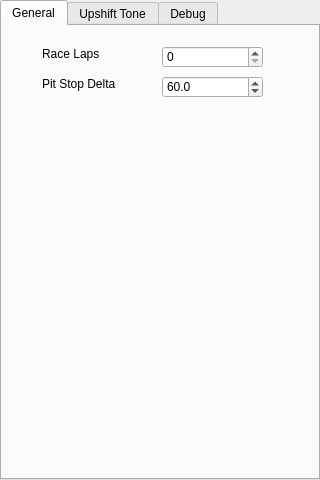
Before: the Qt Designer form gui/iDDUgui.ui in MarcMatten/iDDU, drawn with Qt 5.
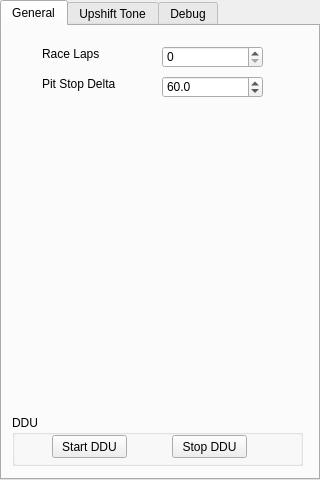
After: the same form once the commit is applied. The open tabs and pages were chosen to show the change.

Commit message: - upshift tone as separate module and thread in functionalities - upshift Tone only played when Throttle > 0.9 - some GUI structure clean-up - added time-stamp to console outout - iDDU starts on 2nd screen in corrwcet position - corrected remaining laps calculation and fuel to add - background colour as functions of difference to pit speed limit when on pit road

```diff
--- a/gui/iDDUgui.ui
+++ b/gui/iDDUgui.ui
@@ -105,6 +105,45 @@
       <number>1</number>
      </property>
     </widget>
+    <widget class="QGroupBox" name="groupBox_2">
+     <property name="geometry">
+      <rect>
+       <x>10</x>
+       <y>389</y>
+       <width>291</width>
+       <height>51</height>
+      </rect>
+     </property>
+     <property name="title">
+      <string>DDU</string>
+     </property>
+     <widget class="QPushButton" name="pushButton_StartDDU">
+      <property name="geometry">
+       <rect>
+        <x>40</x>
+        <y>20</y>
+        <width>75</width>
+        <height>23</height>
+       </rect>
+      </property>
+      <property name="text">
+       <string>Start DDU</string>
+      </property>
+     </widget>
+     <widget class="QPushButton" name="pushButton_StopDDU">
+      <property name="geometry">
+       <rect>
+        <x>160</x>
+        <y>20</y>
+        <width>75</width>
+        <height>23</height>
+       </rect>
+      </property>
+      <property name="text">
+       <string>Stop DDU</string>
+      </property>
+     </widget>
+    </widget>
    </widget>
    <widget class="QWidget" name="tabUpshiftTone">
     <attribute name="title">
```
Left out of the diff: 2 changed lines with no effect on the pictures. The commit also changes 5 other files.
